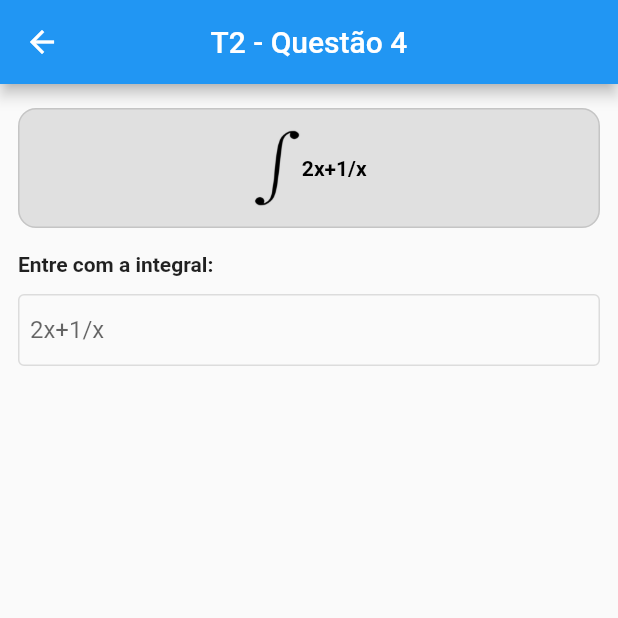
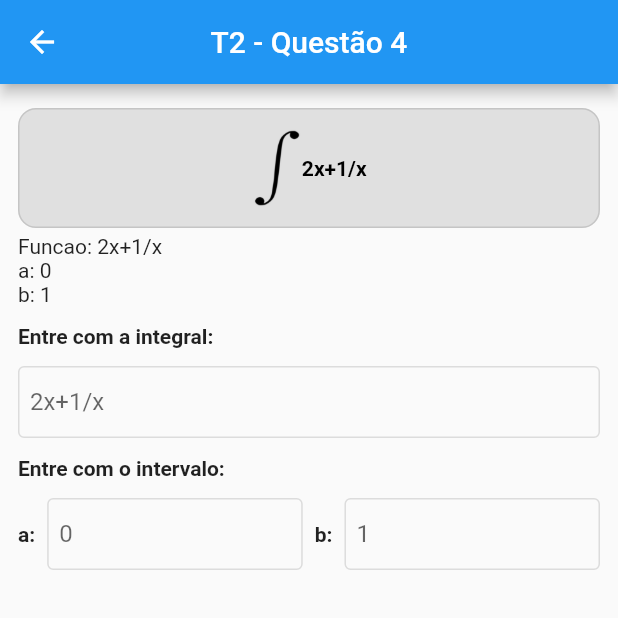
Before and after one commit to RaphaelRat/calculo-numerico, a Flutter app: the Trabalho2 screen opened by its route, on a phone screen of 412 x 824 dp, the top half of it. Run offline on Flutter 3.47's test engine with Material 2 defaults, Android fonts, the phone set to English and light mode, and no system bars; our stand-ins replace get.

Commit message:
add integral bounds fields

```diff
--- a/lib/pages/trabalho_2/trabalho_2.dart
+++ b/lib/pages/trabalho_2/trabalho_2.dart
@@ -60,10 +60,28 @@ class Trabalho2 extends GetView<Trabalho2Controller> {
                             ),
                     ),
                   ),
+                  Obx(() => Text('Funcao: ${controller.funcao.value}\na: ${controller.a.value}\nb: ${controller.b.value}')),
                   const SizedBox(height: 12),
                   const Text('Entre com a integral:', style: TextStyle(fontWeight: FontWeight.bold)),
                   const SizedBox(height: 12),
                   _myTextField(context, hintText: '2x+1/x', onChanged: (value) => controller.funcao.value = value),
+                  const SizedBox(height: 12),
+                  const Text('Entre com o intervalo:', style: TextStyle(fontWeight: FontWeight.bold)),
+                  const SizedBox(height: 12),
+                  Row(
+                    children: [
+                      const Padding(
+                        padding: EdgeInsets.only(right: 8),
+                        child: Text('a:', style: TextStyle(fontWeight: FontWeight.bold)),
+                      ),
+                      Expanded(child: _myTextField(context, hintText: '0', onChanged: (value) => controller.a.value = value)),
+                      const Padding(
+                        padding: EdgeInsets.symmetric(horizontal: 8),
+                        child: Text('b:', style: TextStyle(fontWeight: FontWeight.bold)),
+                      ),
+                      Expanded(child: _myTextField(context, hintText: '1', onChanged: (value) => controller.b.value = value)),
+                    ],
+                  ),
                 ],
               ),
             ),
--- a/lib/pages/trabalho_2/trabalho_2_controller.dart
+++ b/lib/pages/trabalho_2/trabalho_2_controller.dart
@@ -3,4 +3,6 @@ import 'package:get/get.dart';
 class Trabalho2Controller extends GetxController {
   final integral = '2x+1/x'.obs;
   final funcao = '2x+1/x'.obs;
+  final a = '0'.obs;
+  final b = '1'.obs;
 }
```
